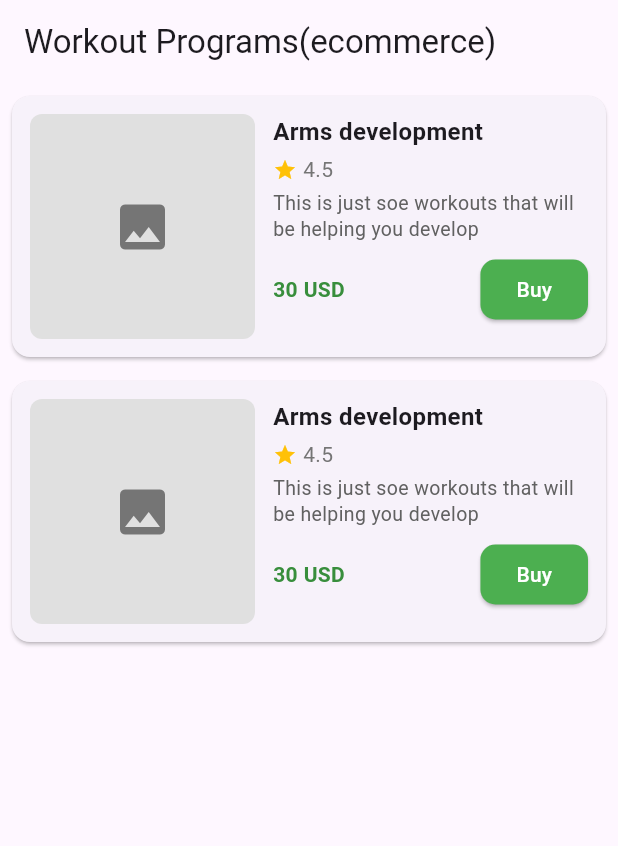
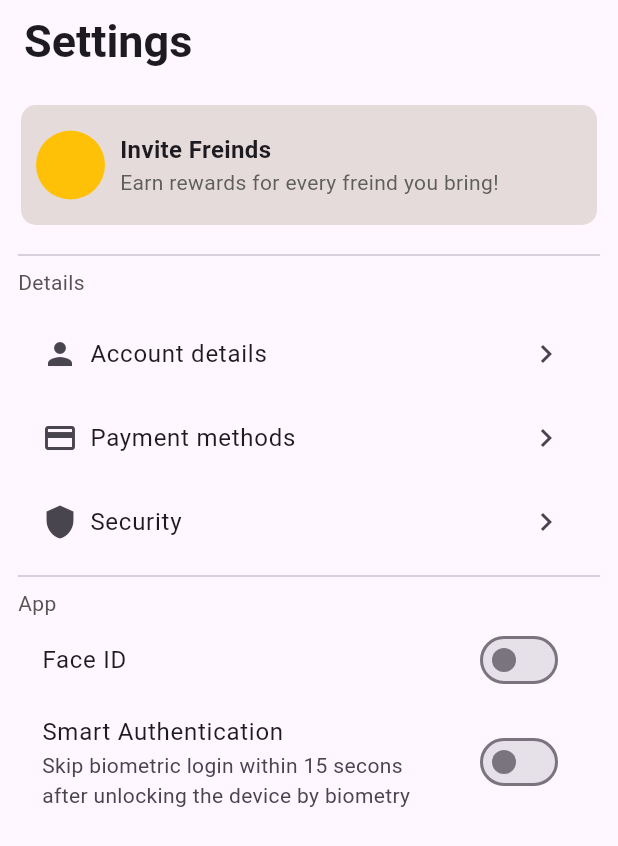
Before and after one commit to ndahirwaSosthene/fitness_ai, a Flutter app: the screen it shows after launch, on a phone screen of 412 x 824 dp. Shown: the top 846 px of the screen. Run offline on Flutter 3.47's test engine with Material 3 defaults, Android fonts, the phone set to English and light mode, and no system bars.

Commit message:
Add settings page

```diff
--- /dev/null
+++ b/lib/components/notification_card.dart
@@ -0,0 +1,44 @@
+import 'package:flutter/material.dart';
+
+class NotificationCard extends StatelessWidget {
+  const NotificationCard({super.key});
+
+  @override
+  Widget build(BuildContext context) {
+    return Padding(
+      padding: const EdgeInsets.all(2.0),
+      child: Container(
+        padding: EdgeInsets.all(10),
+        height: 80,
+        width: 50,
+        decoration: BoxDecoration(
+          color: const Color.fromARGB(255, 230, 219, 219),
+          borderRadius: BorderRadius.circular(10),
+        ),
+        child: Row(
+          children: [
+            CircleAvatar(backgroundColor: Colors.amber, radius: 23),
+            SizedBox(width: 10),
+            Column(
+              crossAxisAlignment: CrossAxisAlignment.start,
+              mainAxisAlignment: MainAxisAlignment.center,
+              children: [
+                Text(
+                  'Invite Freinds',
+                  style: TextStyle(fontSize: 16, fontWeight: FontWeight.bold),
+                ),
+                Text(
+                  'Earn rewards for every freind you bring!',
+                  style: TextStyle(
+                    fontSize: 14,
+                    color: const Color.fromARGB(255, 95, 94, 94),
+                  ),
+                ),
+              ],
+            ),
+          ],
+        ),
+      ),
+    );
+  }
+}
--- a/lib/main.dart
+++ b/lib/main.dart
@@ -1,4 +1,4 @@
-import 'package:fitness_ai/pages/workout_programs.dart';
+import 'package:fitness_ai/pages/settings_page.dart';
 import 'package:flutter/material.dart';
 
 void main() {
@@ -13,7 +13,7 @@
   Widget build(BuildContext context) {
     return MaterialApp(
       debugShowCheckedModeBanner: false,
-      home: WorkoutPrograms()
+      home: SettingsPage(),
     );
   }
 }
--- /dev/null
+++ b/lib/pages/settings_page.dart
@@ -0,0 +1,92 @@
+import 'package:fitness_ai/components/notification_card.dart';
+import 'package:flutter/material.dart';
+
+class SettingsPage extends StatefulWidget {
+  const SettingsPage({super.key});
+
+  @override
+  State<SettingsPage> createState() => _SettingsPageState();
+}
+
+class _SettingsPageState extends State<SettingsPage> {
+  bool _toggled = false;
+
+  void onClick(bool? value) {
+    setState(() {
+      _toggled = value ?? false;
+    });
+  }
+
+  @override
+  Widget build(BuildContext context) {
+    return Scaffold(
+      appBar: AppBar(
+        title: Text(
+          'Settings',
+          style: TextStyle(fontSize: 30, fontWeight: FontWeight.bold),
+        ),
+      ),
+      body: ListView(
+        padding: EdgeInsets.all(12),
+        children: [
+          NotificationCard(),
+          SizedBox(height: 10),
+
+          Divider(thickness: 1),
+
+          // section 1: Details
+          Text(
+            'Details',
+            style: TextStyle(
+              fontSize: 14,
+              color: const Color.fromARGB(255, 87, 84, 84),
+            ),
+          ),
+          SizedBox(height: 10),
+          ListTile(
+            title: SizedBox(width: 70, child: Text('Account details')),
+            leading: Icon(Icons.person),
+            trailing: Icon(Icons.navigate_next),
+            horizontalTitleGap: 8,
+          ),
+          ListTile(
+            title: SizedBox(width: 70, child: Text('Payment methods')),
+            leading: Icon(Icons.payment),
+            trailing: Icon(Icons.navigate_next),
+            horizontalTitleGap: 8,
+          ),
+          ListTile(
+            leading: Icon(Icons.shield),
+            title: SizedBox(width: 70, child: Text('Security')),
+            trailing: Icon(Icons.navigate_next),
+            horizontalTitleGap: 8,
+          ),
+
+          Divider(thickness: 1),
+
+          // section 2: App
+          Text(
+            'App',
+            style: TextStyle(
+              fontSize: 14,
+              color: const Color.fromARGB(255, 87, 84, 84),
+            ),
+          ),
+          SwitchListTile(
+            value: _toggled,
+            title: Text('Face ID'),
+            onChanged: onClick,
+          ),
+          SwitchListTile(
+            value: _toggled,
+            title: Text('Smart Authentication'),
+            subtitle: Text(
+              'Skip biometric login within 15 secons after unlocking the device by biometry',
+            ),
+            onChanged: onClick,
+          ),
+        ],
+      ),
+    );
+  }
+}
```
Also changed, not shown: 1 other file.
